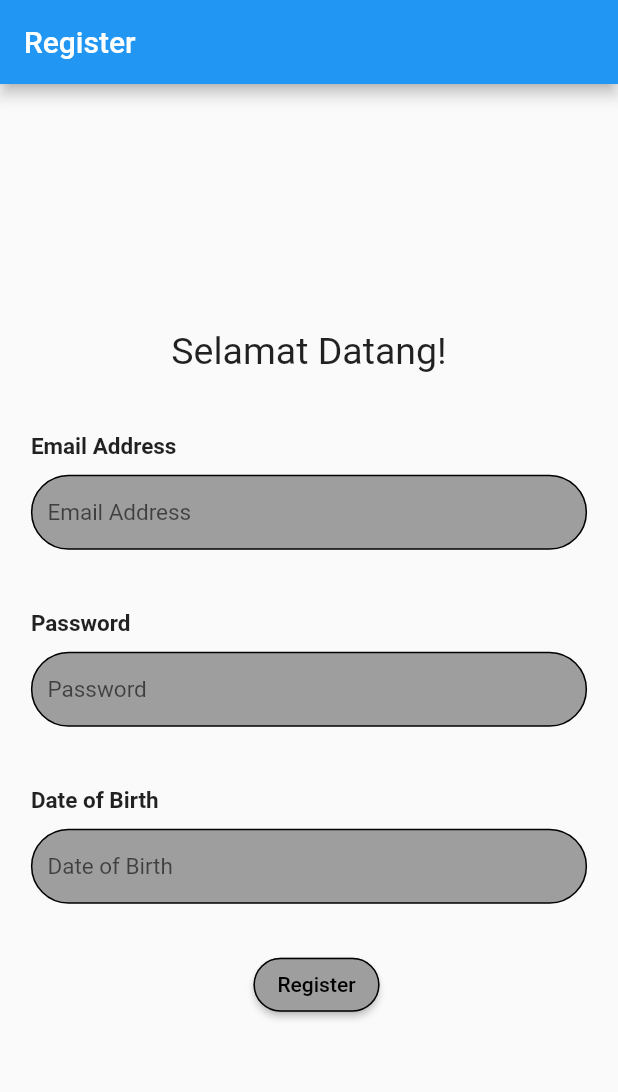
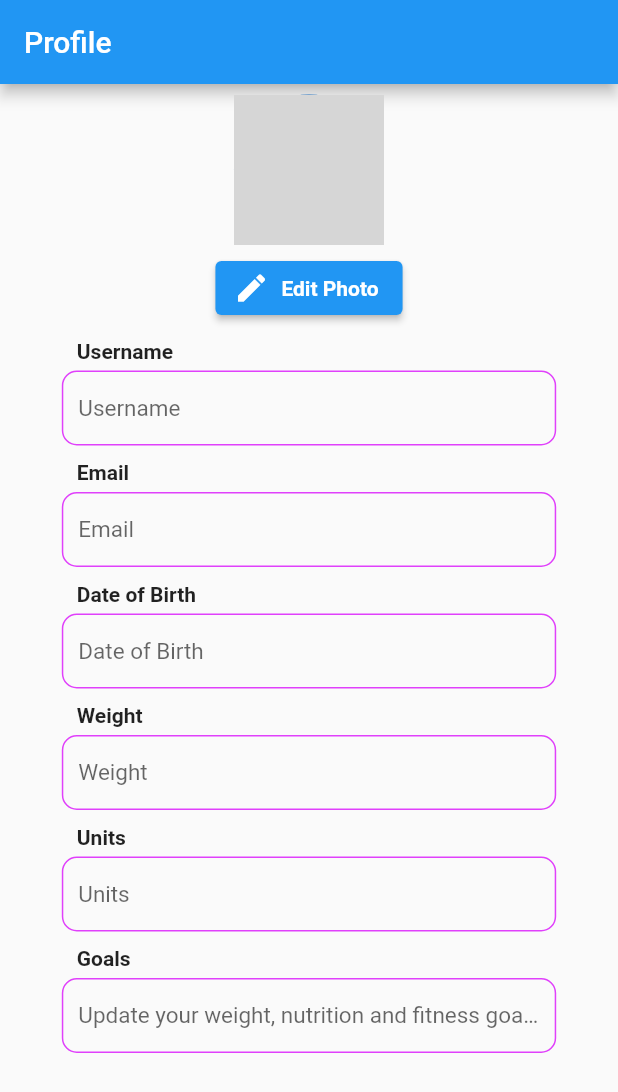
Before and after one commit to nyomanari21/Tubes_Provis_Healthy_Better, a Flutter app: the screen it shows after launch, on a phone screen of 412 x 824 dp. Shown: the top 1092 px of the screen. Run offline on Flutter 3.47's test engine with Material 2 defaults, Android fonts, the light colour scheme and no system bars; our stand-ins replace firebase_core; accounts and stored records are empty; network calls fail; grey boxes are pictures that could not be loaded.

Commit message:
Update 2.6
Tambah frontend profile

```diff
--- a/healthy_better/lib/main.dart
+++ b/healthy_better/lib/main.dart
@@ -6,6 +6,9 @@ import 'package:healthy_better/view/register_screen.dart';
 import 'package:healthy_better/view/settings.dart';
 import 'package:healthy_better/view/goals.dart';
 import 'package:healthy_better/view/about_us.dart';
+import 'package:healthy_better/view/home_screen.dart';
+import 'package:healthy_better/view/input_calories.dart';
+import 'package:healthy_better/view/profile.dart';
 
 void main() {
   WidgetsFlutterBinding.ensureInitialized();
@@ -24,7 +27,7 @@ class MyApp extends StatelessWidget {
       theme: ThemeData(
         primarySwatch: Colors.blue,
       ),
-      home: RegisterScreen(),
+      home: Profile(),
     );
   }
 }
--- /dev/null
+++ b/healthy_better/lib/view/profile.dart
@@ -0,0 +1,284 @@
+import 'package:flutter/material.dart';
+import 'package:intl/intl.dart';
+
+class Profile extends StatefulWidget {
+  const Profile({super.key});
+
+  @override
+  State<Profile> createState() => _ProfileState();
+}
+
+class _ProfileState extends State<Profile> {
+  TextEditingController contUsername = new TextEditingController();
+  TextEditingController contEmail = new TextEditingController();
+  TextEditingController contDoB = new TextEditingController();
+  TextEditingController contWeight = new TextEditingController();
+  TextEditingController contUnits = new TextEditingController();
+
+  @override
+  Widget build(BuildContext context) {
+    return Scaffold(
+      appBar: AppBar(
+        title: Text("Profile"),
+      ),
+      body: SingleChildScrollView(
+        padding: EdgeInsets.all(7),
+        child: Center(
+          child: Column(
+            mainAxisAlignment: MainAxisAlignment.spaceAround,
+            children: [
+              // Edit Profile Photo
+              Container(
+                child: Column(
+                  children: [
+                    // Photo
+                    Container(
+                      margin: EdgeInsets.fromLTRB(0, 0, 0, 5),
+                      child: CircleAvatar(
+                        backgroundImage: NetworkImage(
+                          "https://www.pngkey.com/png/full/157-1579943_no-profile-picture-round.png",
+                        ),
+                        maxRadius: 50,
+                      ),
+                    ),
+                    // Edit
+                    ElevatedButton.icon(
+                      onPressed: (){},
+                      icon: Icon(Icons.edit),
+                      label: Text("Edit Photo", style: TextStyle(fontWeight: FontWeight.bold,),)
+                    ),
+                  ],
+                ),
+              ),
+
+              // Username
+              Container(
+                width: MediaQuery.of(context).size.width * 0.8,
+                margin: EdgeInsets.fromLTRB(0, 10, 0, 0),
+                child: Column(
+                  crossAxisAlignment: CrossAxisAlignment.start,
+                  children: [
+                    // Title
+                    Container(
+                      padding: EdgeInsets.fromLTRB(10, 0, 0, 0),
+                      child: Text("Username", style: TextStyle(fontWeight: FontWeight.bold),),
+                    ),
+                    // Text field
+                    Container(
+                        margin: EdgeInsets.fromLTRB(0, 5, 0, 0),
+                        padding: EdgeInsets.fromLTRB(10, 0, 10, 0),
+                        decoration: BoxDecoration(
+                            // color: Colors.white70,
+                            borderRadius: BorderRadius.circular(10),
+                            border: Border.all(color: Colors.purpleAccent)
+                        ),
+                        child: TextField(
+                          decoration: InputDecoration(
+                              border: InputBorder.none,
+                              hintText: 'Username'
+                          ),
+                          style: TextStyle(fontSize: 15),
+                          controller: contUsername,
+                        )
+                    ),
+                  ],
+                ),
+              ),
+
+              // Email
+              Container(
+                width: MediaQuery.of(context).size.width * 0.8,
+                margin: EdgeInsets.fromLTRB(0, 10, 0, 0),
+                child: Column(
+                  crossAxisAlignment: CrossAxisAlignment.start,
+                  children: [
+                    // Title
+                    Container(
+                      padding: EdgeInsets.fromLTRB(10, 0, 0, 0),
+                      child: Text("Email", style: TextStyle(fontWeight: FontWeight.bold),),
+                    ),
+                    // Text field
+                    Container(
+                        margin: EdgeInsets.fromLTRB(0, 5, 0, 0),
+                        padding: EdgeInsets.fromLTRB(10, 0, 10, 0),
+                        decoration: BoxDecoration(
+                          // color: Colors.white70,
+                            borderRadius: BorderRadius.circular(10),
+                            border: Border.all(color: Colors.purpleAccent)
+                        ),
+                        child: TextField(
+                          decoration: InputDecoration(
+                              border: InputBorder.none,
+                              hintText: 'Email'
+                          ),
+                          style: TextStyle(fontSize: 15),
+                          controller: contEmail,
+                        )
+                    ),
+                  ],
+                ),
+              ),
+
+              // Date of Birth
+              Container(
+                width: MediaQuery.of(context).size.width * 0.8,
+                margin: EdgeInsets.fromLTRB(0, 10, 0, 0),
+                child: Column(
+                  crossAxisAlignment: CrossAxisAlignment.start,
+                  children: [
+                    // Title
+                    Container(
+                      padding: EdgeInsets.fromLTRB(10, 0, 0, 0),
+                      child: Text("Date of Birth", style: TextStyle(fontWeight: FontWeight.bold),),
+                    ),
+                    // Text field
+                    Container(
+                        margin: EdgeInsets.fromLTRB(0, 5, 0, 0),
+                        padding: EdgeInsets.fromLTRB(10, 0, 10, 0),
+                        decoration: BoxDecoration(
+                          // color: Colors.white70,
+                            borderRadius: BorderRadius.circular(10),
+                            border: Border.all(color: Colors.purpleAccent)
+                        ),
+                        child: TextField(
+                          decoration: InputDecoration(
+                              border: InputBorder.none,
+                              hintText: 'Date of Birth'),
+                          style: TextStyle(fontSize: 15),
+                          controller: contDoB,
+                          readOnly: true,
+                          // Control date picker
+                          onTap: () async {
+                            DateTime? pickedDate = await showDatePicker(
+                                context: context,
+                                initialDate: DateTime.now(), //get today's date
+                                firstDate: DateTime(
+                                    1900), //DateTime.now() - not to allow to choose before today.
+                                lastDate: DateTime(2101));
+                            if (pickedDate != null) {
+                              setState(() {
+                                String formattedDate =
+                                DateFormat('yyyy-MM-dd').format(pickedDate);
+                                //You can format date as per your need
+                                contDoB.text = formattedDate;
+                              });
+                            } else {
+                              print("Date not selected");
+                            }
+                          },
+                        )
+                    ),
+                  ],
+                ),
+              ),
+
+              // Weight
+              Container(
+                width: MediaQuery.of(context).size.width * 0.8,
+                margin: EdgeInsets.fromLTRB(0, 10, 0, 0),
+                child: Column(
+                  crossAxisAlignment: CrossAxisAlignment.start,
+                  children: [
+                    // Title
+                    Container(
+                      padding: EdgeInsets.fromLTRB(10, 0, 0, 0),
+                      child: Text("Weight", style: TextStyle(fontWeight: FontWeight.bold),),
+                    ),
+                    // Text field
+                    Container(
+                        margin: EdgeInsets.fromLTRB(0, 5, 0, 0),
+                        padding: EdgeInsets.fromLTRB(10, 0, 10, 0),
+                        decoration: BoxDecoration(
+                          // color: Colors.white70,
+                            borderRadius: BorderRadius.circular(10),
+                            border: Border.all(color: Colors.purpleAccent)
+                        ),
+                        child: TextField(
+                          decoration: InputDecoration(
+                              border: InputBorder.none,
+                              hintText: 'Weight'
+                          ),
+                          style: TextStyle(fontSize: 15),
+                          controller: contWeight,
+                        )
+                    ),
+                  ],
+                ),
+              ),
+
+              // Units
+              Container(
+                width: MediaQuery.of(context).size.width * 0.8,
+                margin: EdgeInsets.fromLTRB(0, 10, 0, 0),
+                child: Column(
+                  crossAxisAlignment: CrossAxisAlignment.start,
+                  children: [
+                    // Title
+                    Container(
+                      padding: EdgeInsets.fromLTRB(10, 0, 0, 0),
+                      child: Text("Units", style: TextStyle(fontWeight: FontWeight.bold),),
+                    ),
+                    // Text field
+                    Container(
+                        margin: EdgeInsets.fromLTRB(0, 5, 0, 0),
+                        padding: EdgeInsets.fromLTRB(10, 0, 10, 0),
+                        decoration: BoxDecoration(
+                          // color: Colors.white70,
+                            borderRadius: BorderRadius.circular(10),
+                            border: Border.all(color: Colors.purpleAccent)
+                        ),
+                        child: TextField(
+                          decoration: InputDecoration(
+                              border: InputBorder.none,
+                              hintText: 'Units'
+                          ),
+                          style: TextStyle(fontSize: 15),
+                          controller: contUnits,
+                        )
+                    ),
+                  ],
+                ),
+              ),
+
+              // Card Goals
+              Container(
+                width: MediaQuery.of(context).size.width * 0.8,
+                margin: EdgeInsets.fromLTRB(0, 10, 0, 0),
+                child: Column(
+                  crossAxisAlignment: CrossAxisAlignment.start,
+                  children: [
+                    // Title
+                    Container(
+                      padding: EdgeInsets.fromLTRB(10, 0, 0, 0),
+                      child: Text("Goals", style: TextStyle(fontWeight: FontWeight.bold),),
+                    ),
+                    // Text field
+                    Container(
+                        margin: EdgeInsets.fromLTRB(0, 5, 0, 0),
+                        padding: EdgeInsets.fromLTRB(10, 0, 10, 0),
+                        decoration: BoxDecoration(
+                          // color: Colors.white70,
+                            borderRadius: BorderRadius.circular(10),
+                            border: Border.all(color: Colors.purpleAccent)
+                        ),
+                        child: TextField(
+                          decoration: InputDecoration(
+                              border: InputBorder.none,
+                              hintText: 'Update your weight, nutrition and fitness goals'
+                          ),
+                          style: TextStyle(fontSize: 15),
+                          readOnly: true,
+                          onTap: (){},
+                        )
+                    ),
+                  ],
+                ),
+              ),
+
+            ],
+          ),
+        ),
+      ),
+    );
+  }
+}
--- a/healthy_better/lib/view/register_screen.dart
+++ b/healthy_better/lib/view/register_screen.dart
@@ -136,7 +136,8 @@ class _RegisterScreenState extends State<RegisterScreen> {
                           print("Date not selected");
                         }
                       },
-                      )),
+                    )
+                  ),
                 ],
               ),
             ),
```
Lines whose indentation alone changed are shown as unchanged.
